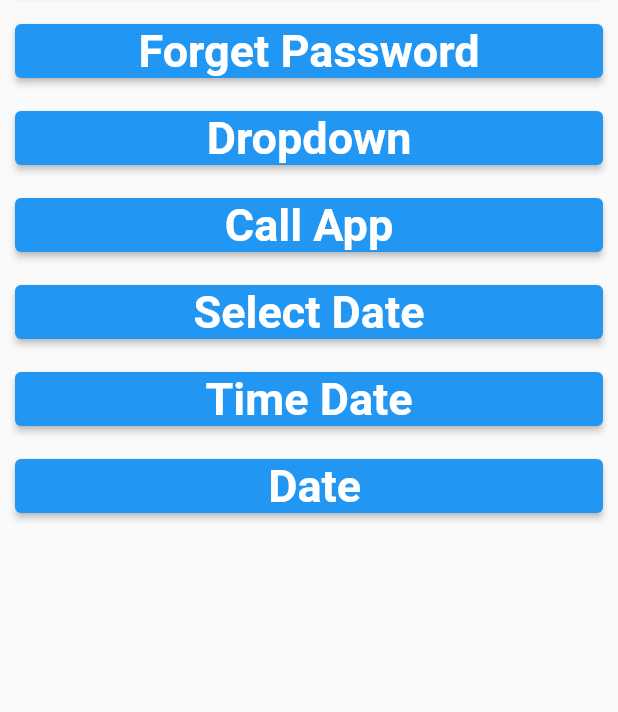
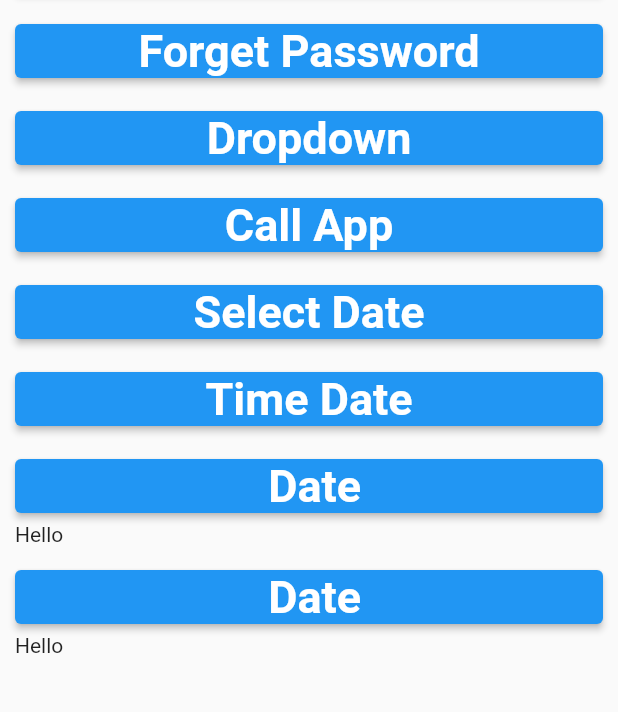
Before and after one commit to Bishwojitdas/FlutterPage, a Flutter app: the Empty_Page screen opened directly, on a phone screen of 412 x 824 dp, the part 276-988 px from its top. Run offline on Flutter 3.47's test engine with Material 2 defaults, Android fonts, the phone set to English and light mode, and no system bars; our stand-ins replace google_nav_bar, image_picker.

Commit message:
commit one

```diff
--- a/lib/screen/empty_file.dart
+++ b/lib/screen/empty_file.dart
@@ -83,6 +83,17 @@ class _Empty_PageState extends State<Empty_Page> {
                         ),
 
 
+                        Text("Hello"),
+
+
+                        const SizedBox(height: 10,),
+                        ElevatedButton(onPressed: () {
+                          Navigator.push(context, MaterialPageRoute(builder: (context) => TimeDateNew()));
+                        }, child: const Text(" Date", style: TextStyle(color: Colors.white, fontSize: 30, fontWeight: FontWeight.bold),)
+                        ),
+
+
+                        Text("Hello")
 
 
 
```
